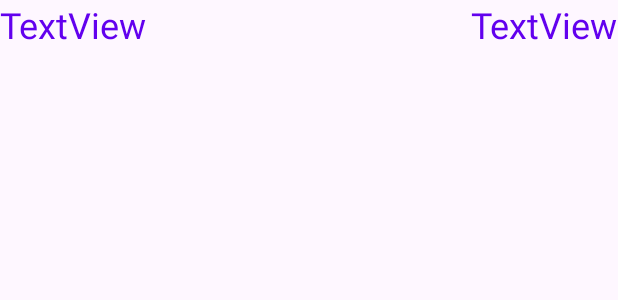
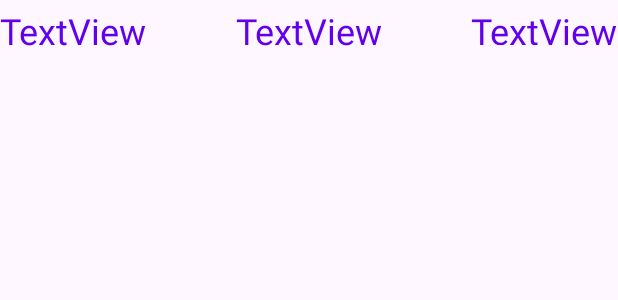
Before and after one commit to VencaH/AK7MT, an Android app: the layout item_history.xml on its own in the app's theme, with its tools: preview values and no code run, on a phone screen of 412 x 824 dp. Shown: the top 300 px of the screen. Run offline under Robolectric (Android 15) with nearby library versions, the phone set to English and light mode, and no system bars.

Commit message:
Added Local DB and DTOs
Added functionalities for timetrack history

```diff
--- a/app/src/main/java/com/example/timetrack/TrackActivity.kt
+++ b/app/src/main/java/com/example/timetrack/TrackActivity.kt
@@ -61,6 +61,7 @@ class TrackActivity: AppCompatActivity() {
             val intent = Intent(this@TrackActivity, HistoryActivity::class.java)
             val bundle = Bundle()
             bundle.putString("task_name", title)
+            bundle.putString("id", id)
             intent.putExtras(bundle)
             startActivity(intent)
         }
--- a/app/src/main/res/layout/item_history.xml
+++ b/app/src/main/res/layout/item_history.xml
@@ -1,7 +1,13 @@
 <?xml version="1.0" encoding="utf-8"?>
-<androidx.constraintlayout.widget.ConstraintLayout xmlns:android="http://schemas.android.com/apk/res/android"
+<layout xmlns:android="http://schemas.android.com/apk/res/android"
     xmlns:app="http://schemas.android.com/apk/res-auto"
-    xmlns:tools="http://schemas.android.com/tools"
+    xmlns:tools="http://schemas.android.com/tools">
+
+    <data>
+
+    </data>
+
+    <androidx.constraintlayout.widget.ConstraintLayout
         android:layout_width="match_parent"
         android:layout_height="wrap_content">
 
@@ -9,16 +15,30 @@
             android:id="@+id/date"
             android:layout_width="wrap_content"
             android:layout_height="wrap_content"
+            android:layout_marginTop="4dp"
             android:text="TextView"
             android:textColor="@color/design_default_color_primary"
             android:textSize="24sp"
             app:layout_constraintStart_toStartOf="parent"
-        tools:layout_editor_absoluteY="2dp" />
+            app:layout_constraintTop_toTopOf="parent" />
 
         <TextView
             android:id="@+id/time"
             android:layout_width="wrap_content"
             android:layout_height="wrap_content"
+            android:layout_marginTop="4dp"
+            android:text="TextView"
+            android:textColor="@color/design_default_color_primary"
+            android:textSize="24sp"
+            app:layout_constraintEnd_toStartOf="@+id/textStatus"
+            app:layout_constraintStart_toEndOf="@+id/date"
+            app:layout_constraintTop_toTopOf="parent" />
+
+        <TextView
+            android:id="@+id/textStatus"
+            android:layout_width="wrap_content"
+            android:layout_height="26dp"
+            android:layout_marginTop="4dp"
             android:text="TextView"
             android:textColor="@color/design_default_color_primary"
             android:textSize="24sp"
@@ -30,6 +50,10 @@
             android:layout_width="409dp"
             android:layout_height="1dp"
             android:background="?android:attr/listDivider"
-        app:layout_constraintTop_toBottomOf="parent"
-        tools:layout_editor_absoluteX="1dp" />
+            app:layout_constraintEnd_toEndOf="parent"
+            app:layout_constraintStart_toStartOf="parent"
+            app:layout_constraintTop_toBottomOf="parent" />
+
+
     </androidx.constraintlayout.widget.ConstraintLayout>
+</layout>
```
Also changed, not shown: app/src/main/java/com/example/timetrack/HistoryActivity.kt (+17 -5 lines), app/src/main/java/com/example/timetrack/HistoryListAdapter.kt (+13 -4 lines), app/src/main/java/com/example/timetrack/HistoryViewModel.kt (added, +29 -0 lines), app/src/main/java/com/example/timetrack/HistoryViewModelFactory.kt (added, +15 -0 lines), app/src/main/java/com/example/timetrack/Repository.kt (+38 -2 lines), app/src/main/java/com/example/timetrack/TrackActivityViewModel.kt (+9 -1 lines), app/src/main/java/com/example/timetrack/database/TimeRecordDTO.kt (added, +25 -0 lines), app/src/main/java/com/example/timetrack/database/roomDatabase.kt (+18 -1 lines), app/src/main/java/com/example/timetrack/domain/TimeRecordDomain.kt (added, +21 -0 lines), app/src/main/res/layout/activity_history.xml (+44 -3 lines). Lines whose indentation alone changed are shown as unchanged.
